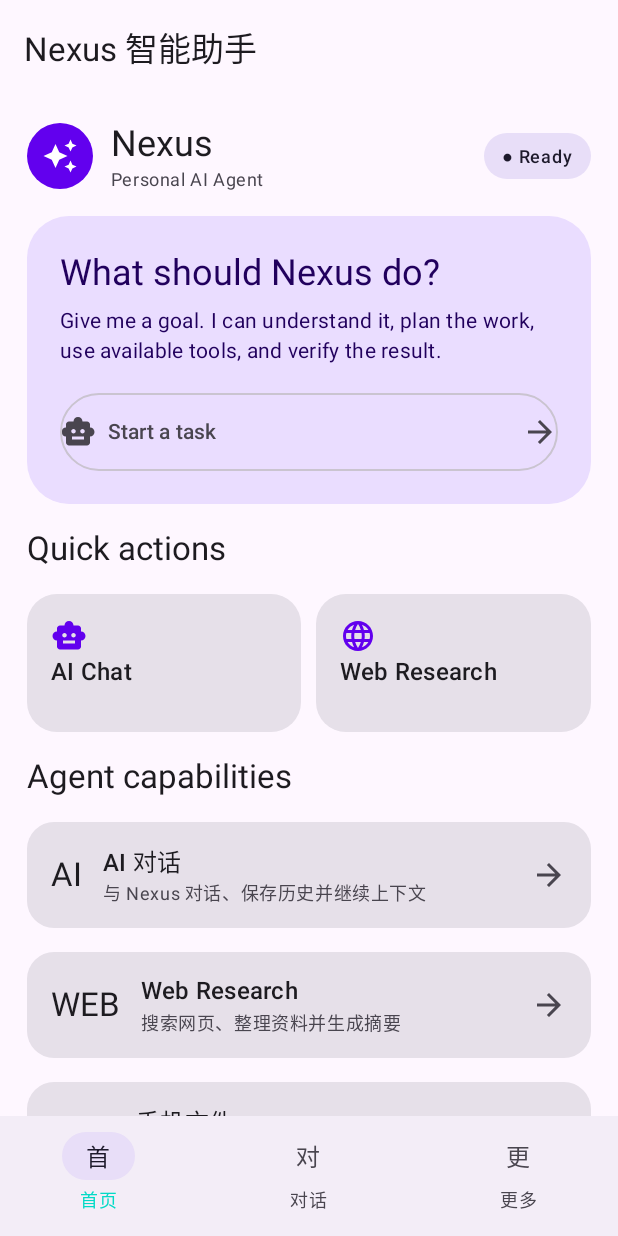
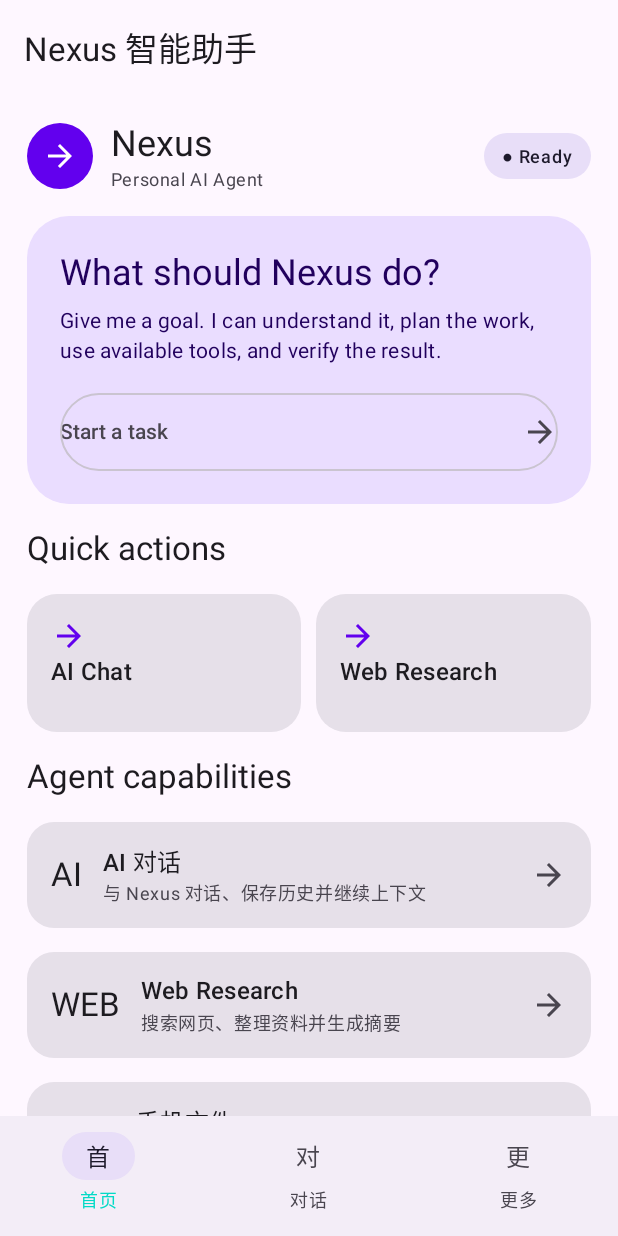
Before and after one commit to koayxinchun4-cmd/agent, an Android app built with Jetpack Compose: the screen it shows after launch (MainActivity), on a phone screen of 412 x 824 dp. Run offline under Robolectric (Android 15) with nearby library versions, the light colour scheme and no system bars; our stand-ins replace Room's generated code.

Commit message:
fix: use available Material icons

```diff
--- a/app/src/main/java/com/example/agent/ui/screen/NexusHomeScreen.kt
+++ b/app/src/main/java/com/example/agent/ui/screen/NexusHomeScreen.kt
@@ -18,10 +18,6 @@ import androidx.compose.foundation.shape.CircleShape
 import androidx.compose.foundation.shape.RoundedCornerShape
 import androidx.compose.material.icons.Icons
 import androidx.compose.material.icons.filled.ArrowForward
-import androidx.compose.material.icons.filled.AutoAwesome
-import androidx.compose.material.icons.filled.Language
-import androidx.compose.material.icons.filled.Memory
-import androidx.compose.material.icons.filled.SmartToy
 import androidx.compose.material3.Card
 import androidx.compose.material3.CardDefaults
 import androidx.compose.material3.Icon
@@ -61,7 +57,7 @@ fun NexusHomeScreen(
                         contentAlignment = Alignment.Center
                     ) {
                         Icon(
-                            Icons.Default.AutoAwesome,
+                            Icons.Default.ArrowForward,
                             contentDescription = null,
                             tint = MaterialTheme.colorScheme.onPrimary
                         )
@@ -114,8 +110,6 @@ fun NexusHomeScreen(
                         modifier = Modifier.fillMaxWidth(),
                         contentPadding = PaddingValues(vertical = 14.dp)
                     ) {
-                        Icon(Icons.Default.SmartToy, contentDescription = null)
-                        Spacer(Modifier.size(8.dp))
                         Text("Start a task")
                         Spacer(Modifier.weight(1f))
                         Icon(Icons.Default.ArrowForward, contentDescription = null)
@@ -133,13 +127,13 @@ fun NexusHomeScreen(
             ) {
                 ActionCard(
                     title = "AI Chat",
-                    icon = Icons.Default.SmartToy,
+                    icon = Icons.Default.ArrowForward,
                     modifier = Modifier.weight(1f),
                     onClick = onOpenChat
                 )
                 ActionCard(
                     title = "Web Research",
-                    icon = Icons.Default.Language,
+                    icon = Icons.Default.ArrowForward,
                     modifier = Modifier.weight(1f),
                     onClick = { onOpenFeature(NexusFeature.WEB_RESEARCH) }
                 )
```
